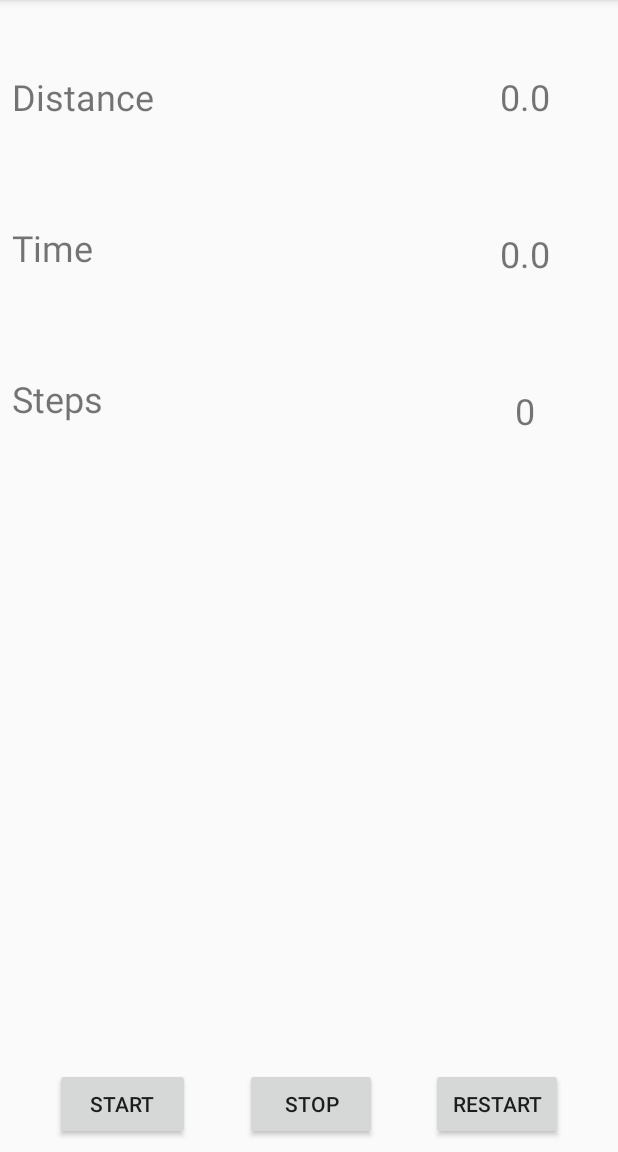
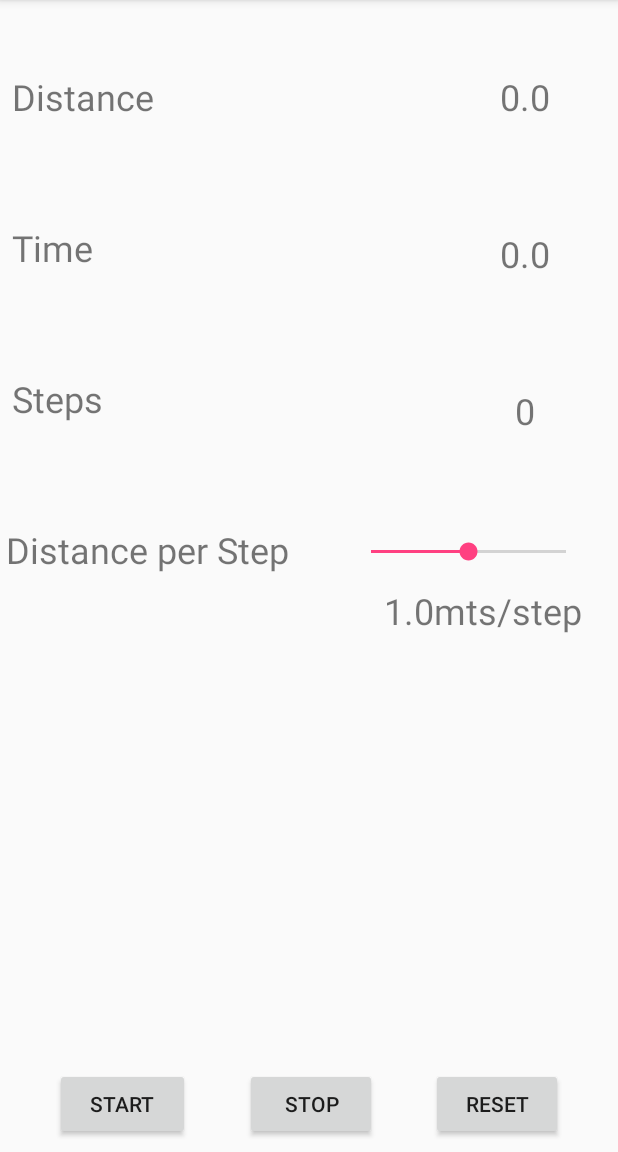
Before and after one commit to nimishbansal/StepTracker, an Android app: the screen it shows after launch (MainActivity), on a phone screen of 412 x 824 dp, the part 84-1236 px from its top. Run offline under Robolectric (Android 15) with nearby library versions, the phone set to English and light mode, and no system bars.

Commit message:
added scaling factor

```diff
--- a/app/src/main/java/com/example/nim/steptracker/MainActivity.kt
+++ b/app/src/main/java/com/example/nim/steptracker/MainActivity.kt
@@ -6,14 +6,18 @@ import android.os.Bundle
 import android.support.v7.app.AppCompatActivity
 import android.util.Log
 import kotlinx.android.synthetic.main.activity_main.*
+import android.widget.Toast
+import android.widget.SeekBar
+import android.widget.SeekBar.OnSeekBarChangeListener
+
+
 
 class MainActivity : AppCompatActivity()
 {
 
     private var currentTime:Long = 0
-
-
     public var running: Boolean=false
+    public var sseekBarSize=50
 
     override fun onCreate(savedInstanceState: Bundle?)
     {
@@ -22,9 +26,28 @@ class MainActivity : AppCompatActivity()
         val locationManager:LocationManager = getSystemService(Context.LOCATION_SERVICE) as LocationManager
         val minimumTimeBetweenUpdates = 2L
         val minimumDistanceBetweenUpdates = 0.5f
-
         val myListener = MyLocationListener(this)
         locationManager.requestLocationUpdates(LocationManager.GPS_PROVIDER, minimumTimeBetweenUpdates, minimumDistanceBetweenUpdates, myListener)
+
+        scalingFactor.max = 100
+        scalingFactor.progress = 50
+
+        scalingFactor.setOnSeekBarChangeListener(object : OnSeekBarChangeListener
+        {
+
+            override fun onStopTrackingTouch(seekBar: SeekBar)
+            {}
+
+            override fun onStartTrackingTouch(seekBar: SeekBar)
+            { }
+
+            override fun onProgressChanged(seekBar: SeekBar, progress: Int, fromUser: Boolean)
+            {
+                // TODO Auto-generated method stub
+                distancePerStep.text = (progress.toFloat()/sseekBarSize.toFloat()).toString() + "mts/step"
+            }
+        })
+
         start.setOnClickListener {
             val location = locationManager.getLastKnownLocation(LocationManager.GPS_PROVIDER)
             currentTime = System.currentTimeMillis()
@@ -32,6 +55,7 @@ class MainActivity : AppCompatActivity()
             myListener.distanceTravelled = 0.toDouble()
             start.isEnabled=false
             stop.isEnabled=true
+            scalingFactor.isEnabled=false
             running=true
 
             val showTimerThread = object:Thread(){
@@ -59,8 +83,8 @@ class MainActivity : AppCompatActivity()
             stop.isEnabled=false
             Log.i("MYTAG", "total distance travelled= " + myListener.distanceTravelled.toString()+ ", in  "+ (System.currentTimeMillis()-currentTime).toString())
             running=false
+            scalingFactor.isEnabled=true
         }
-
 
         restart.setOnClickListener {
             stop.isEnabled=false
@@ -69,6 +93,7 @@ class MainActivity : AppCompatActivity()
             timeTaken.text="0 s"
             stepsTaken.text="0"
             running=false
+            scalingFactor.isEnabled=true
         }
     }
 }
--- a/app/src/main/java/com/example/nim/steptracker/MyLocationListener.kt
+++ b/app/src/main/java/com/example/nim/steptracker/MyLocationListener.kt
@@ -37,6 +37,7 @@ class MyLocationListener(mainActivity: MainActivity) : LocationListener
                 distanceTravelled+=distance
                 Log.i("MYTAG", "adding distance" + distance.toString()+"m")
                 context.distanceTravelled.text=distanceTravelled.roundToInt().toString() +" m"
+                context.stepsTaken.text = (distanceTravelled.roundToInt() / (context.scalingFactor.progress/context.sseekBarSize)).toString()
 
             }
 
--- a/app/src/main/res/layout/activity_main.xml
+++ b/app/src/main/res/layout/activity_main.xml
@@ -5,6 +5,18 @@
     android:layout_width="match_parent"
     android:layout_height="match_parent"
     tools:context="com.example.nim.steptracker.MainActivity">
+
+    <TextView
+        android:id="@+id/editText4"
+        android:layout_width="208dp"
+        android:layout_height="wrap_content"
+        android:layout_marginStart="4dp"
+        android:layout_marginTop="68dp"
+        android:ems="10"
+        android:text="Distance per Step"
+        android:textSize="24sp"
+        app:layout_constraintStart_toStartOf="parent"
+        app:layout_constraintTop_toBottomOf="@+id/editText3" />
 
     <TextView
         android:id="@+id/editText3"
@@ -84,7 +96,7 @@
         android:layout_width="wrap_content"
         android:layout_height="wrap_content"
         android:layout_marginBottom="8dp"
-        android:text="Restart"
+        android:text="Reset"
         app:layout_constraintBottom_toBottomOf="parent"
         app:layout_constraintEnd_toEndOf="parent"
         app:layout_constraintHorizontal_bias="0.5"
@@ -115,5 +127,28 @@
         app:layout_constraintStart_toStartOf="parent"
         app:layout_constraintTop_toTopOf="parent" />
 
+    <SeekBar
+        android:id="@+id/scalingFactor"
+        android:layout_width="162dp"
+        android:layout_height="30dp"
+        android:layout_marginEnd="8dp"
+        android:layout_marginStart="8dp"
+        app:layout_constraintBottom_toBottomOf="@+id/editText4"
+        app:layout_constraintEnd_toEndOf="parent"
+        app:layout_constraintStart_toEndOf="@+id/editText4" />
+
+    <TextView
+        android:id="@+id/distancePerStep"
+        android:layout_width="wrap_content"
+        android:layout_height="wrap_content"
+        android:layout_marginEnd="8dp"
+        android:layout_marginStart="8dp"
+        android:layout_marginTop="8dp"
+        android:text="1.0mts/step"
+        android:textSize="24sp"
+        app:layout_constraintEnd_toEndOf="parent"
+        app:layout_constraintStart_toStartOf="@+id/scalingFactor"
+        app:layout_constraintTop_toBottomOf="@+id/scalingFactor" />
+
 
 </android.support.constraint.ConstraintLayout>
```
